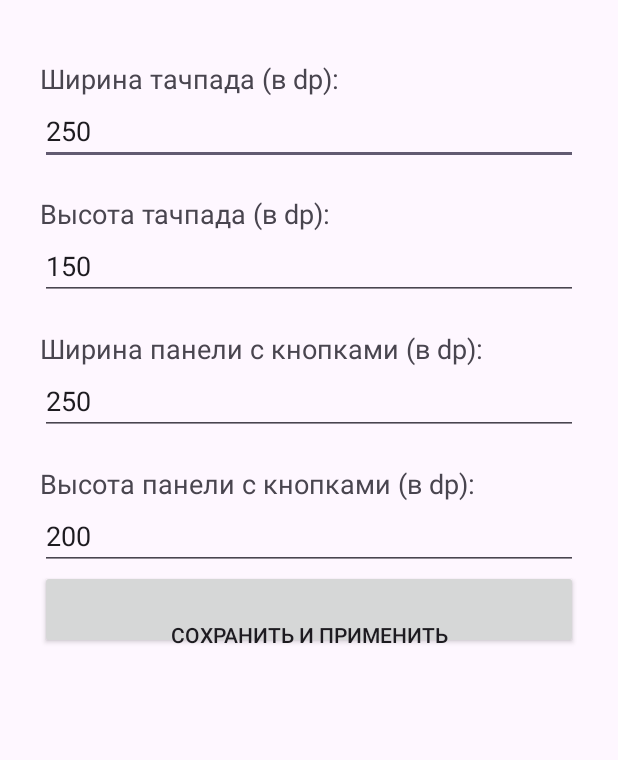
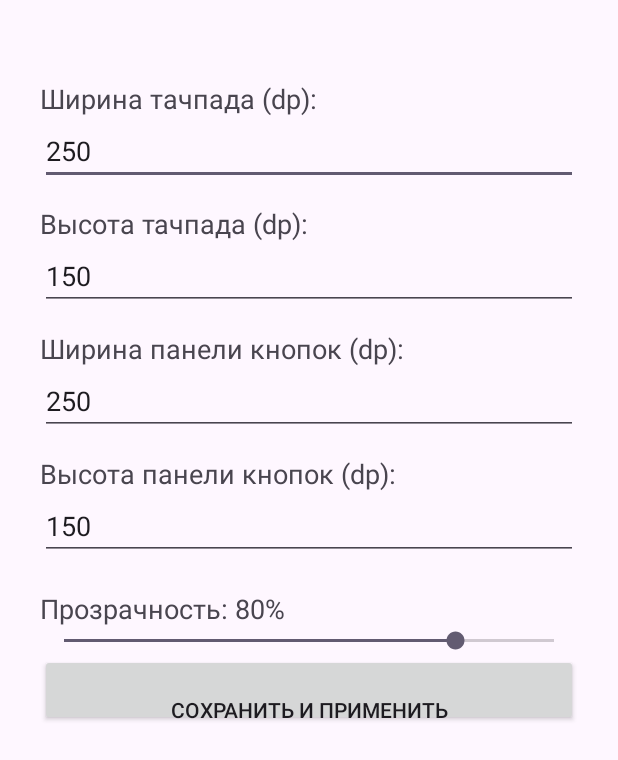
Before and after one commit to Aleksandr-Landin/universal-joystick, an Android app: the SettingsActivity screen opened directly, with no data from a screen before it, on a phone screen of 412 x 824 dp. Shown: the top 760 px of the screen. Run offline under Robolectric (Android 15) with nearby library versions, the phone set to English and light mode, and no system bars.

Commit message:
Update SettingsActivity.kt

```diff
--- a/app/src/main/java/com/example/myjoystick/SettingsActivity.kt
+++ b/app/src/main/java/com/example/myjoystick/SettingsActivity.kt
@@ -8,72 +8,65 @@ import androidx.appcompat.app.AppCompatActivity
 class SettingsActivity : AppCompatActivity() {
     override fun onCreate(savedInstanceState: Bundle?) {
         super.onCreate(savedInstanceState)
+
         val scrollView = ScrollView(this)
         val layout = LinearLayout(this).apply {
             orientation = LinearLayout.VERTICAL
             setPadding(40, 60, 40, 40)
         }
-
         val prefs = getSharedPreferences("joystick_prefs", MODE_PRIVATE)
 
-        // 1. Ширина тачпада
-        val tvTrackpadWidth = TextView(this).apply { text = "Ширина тачпада (в dp):"; textSize = 18f }
-        val etTrackpadWidth = EditText(this).apply {
-            hint = "Например, 250"
-            inputType = android.text.InputType.TYPE_CLASS_NUMBER
-            setText(prefs.getInt("trackpad_width", 250).toString())
+        // Вспомогательная функция для создания полей
+        fun addField(label: String, key: String, defaultVal: Int): EditText {
+            val tv = TextView(this).apply { text = label; textSize = 18f; setPadding(0, 20, 0, 0) }
+            val et = EditText(this).apply {
+                hint = "Например, $defaultVal"
+                inputType = android.text.InputType.TYPE_CLASS_NUMBER
+                setText(prefs.getInt(key, defaultVal).toString())
+            }
+            layout.addView(tv)
+            layout.addView(et)
+            return et
         }
 
-        // 2. Высота тачпада
-        val tvTrackpadHeight = TextView(this).apply { text = "Высота тачпада (в dp):"; textSize = 18f; setPadding(0, 30, 0, 0) }
-        val etTrackpadHeight = EditText(this).apply {
-            hint = "Например, 150"
-            inputType = android.text.InputType.TYPE_CLASS_NUMBER
-            setText(prefs.getInt("trackpad_height", 150).toString())
-        }
+        val etTW = addField("Ширина тачпада (dp):", "trackpad_w", 250)
+        val etTH = addField("Высота тачпада (dp):", "trackpad_h", 150)
+        val etBW = addField("Ширина панели кнопок (dp):", "buttons_w", 250)
+        val etBH = addField("Высота панели кнопок (dp):", "buttons_h", 150)
 
-        // 3. Ширина панели с кнопками
-        val tvButtonPanelWidth = TextView(this).apply { text = "Ширина панели с кнопками (в dp):"; textSize = 18f; setPadding(0, 30, 0, 0) }
-        val etButtonPanelWidth = EditText(this).apply {
-            hint = "Например, 250"
-            inputType = android.text.InputType.TYPE_CLASS_NUMBER
-            setText(prefs.getInt("button_panel_width", 250).toString())
-        }
+        val currentAlpha = (SettingsManager.getAlpha(this) * 100).toInt()
+        val tvAlpha = TextView(this).apply { text = "Прозрачность: $currentAlpha%"; textSize = 18f; setPadding(0, 30, 0, 0) }
+        val seekBar = SeekBar(this).apply { max = 100; progress = currentAlpha }
 
-        // 4. Высота панели с кнопками
-        val tvButtonPanelHeight = TextView(this).apply { text = "Высота панели с кнопками (в dp):"; textSize = 18f; setPadding(0, 30, 0, 0) }
-        val etButtonPanelHeight = EditText(this).apply {
-            hint = "Например, 200"
-            inputType = android.text.InputType.TYPE_CLASS_NUMBER
-            setText(prefs.getInt("button_panel_height", 200).toString())
-        }
+        seekBar.setOnSeekBarChangeListener(object : SeekBar.OnSeekBarChangeListener {
+            override fun onProgressChanged(seekBar: SeekBar?, progress: Int, fromUser: Boolean) {
+                tvAlpha.text = "Прозрачность: $progress%"
+            }
+            override fun onStartTrackingTouch(seekBar: SeekBar?) {}
+            override fun onStopTrackingTouch(seekBar: SeekBar?) {}
+        })
+
+        layout.addView(tvAlpha)
+        layout.addView(seekBar)
 
         val btnSave = Button(this).apply {
             text = "Сохранить и применить"
-            setPadding(0, 50, 0, 0)
+            setPadding(0, 40, 0, 0)
         }
-
-        layout.addView(tvTrackpadWidth)
-        layout.addView(etTrackpadWidth)
-        layout.addView(tvTrackpadHeight)
-        layout.addView(etTrackpadHeight)
-        layout.addView(tvButtonPanelWidth)
-        layout.addView(etButtonPanelWidth)
-        layout.addView(tvButtonPanelHeight)
-        layout.addView(etButtonPanelHeight)
         layout.addView(btnSave)
-
         scrollView.addView(layout)
         setContentView(scrollView)
 
         btnSave.setOnClickListener {
-            val trackpadWidth = etTrackpadWidth.text.toString().toIntOrNull() ?: 250
-            val trackpadHeight = etTrackpadHeight.text.toString().toIntOrNull() ?: 150
-            val buttonPanelWidth = etButtonPanelWidth.text.toString().toIntOrNull() ?: 250
-            val buttonPanelHeight = etButtonPanelHeight.text.toString().toIntOrNull() ?: 200
+            val tw = etTW.text.toString().toIntOrNull() ?: 250
+            val th = etTH.text.toString().toIntOrNull() ?: 150
+            val bw = etBW.text.toString().toIntOrNull() ?: 250
+            val bh = etBH.text.toString().toIntOrNull() ?: 150
+            val alpha = seekBar.progress
 
-            SettingsManager.saveSettings(this, trackpadWidth, trackpadHeight, buttonPanelWidth, buttonPanelHeight)
+            SettingsManager.saveSettings(this, tw, th, bw, bh, alpha)
             sendBroadcast(Intent(SettingsManager.ACTION_REBUILD))
+
             Toast.makeText(this, "Настройки применены! 🚀", Toast.LENGTH_SHORT).show()
             finish()
         }
```
